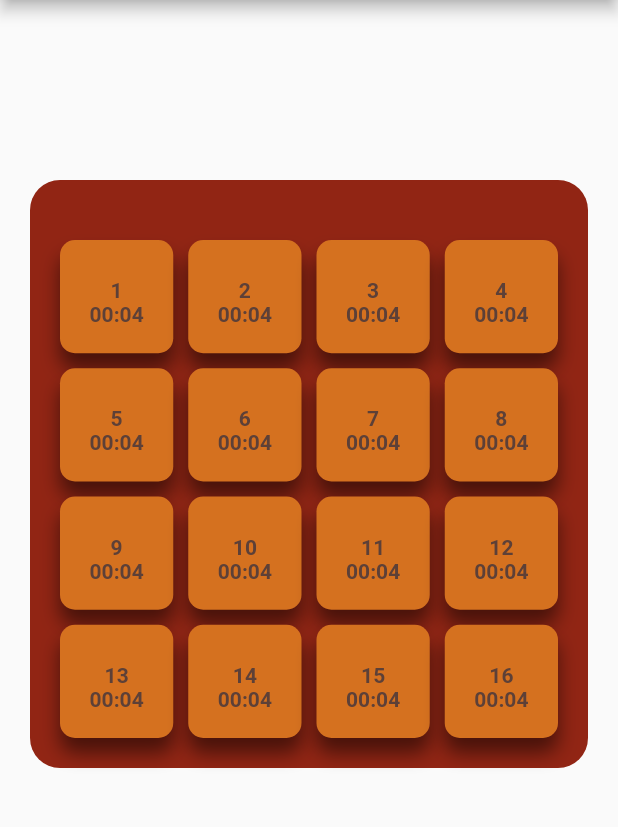
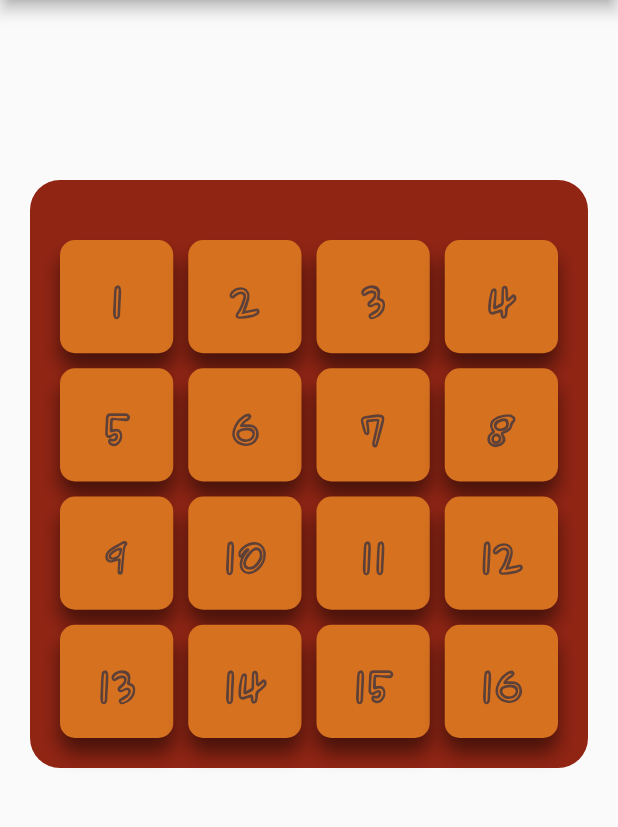
Before and after one commit to nehal076/flutter-puzzle-hack, a Flutter app: the WinTest screen opened directly, on a phone screen of 412 x 824 dp, the part 84-911 px from its top. Run offline on Flutter 3.47's test engine with Material 2 defaults, Android fonts, the phone set to English and light mode, and no system bars; our stand-ins replace audioplayers, bloc, flutter_bloc, flutter_staggered_animations, flutter_svg, gap and 3 more; accounts and stored records are empty.

Commit message:
Shizuru Font

```diff
--- a/lib/main.dart
+++ b/lib/main.dart
@@ -25,9 +25,7 @@ class _MyAppState extends State<MyApp> {
   Widget build(BuildContext context) {
     return MaterialApp(
       debugShowCheckedModeBanner: false,
-      theme: ThemeData(
-        primarySwatch: Colors.blue,
-      ),
+      theme: ThemeData(primarySwatch: Colors.blue),
       navigatorKey: navigatorKey,
       onGenerateRoute: router.generateRoute,
     );
--- a/lib/utils/popup/levels/widgets/level_tile.dart
+++ b/lib/utils/popup/levels/widgets/level_tile.dart
@@ -1,7 +1,6 @@
 import 'package:flutter/foundation.dart';
 import 'package:flutter/material.dart';
 import 'package:roll_the_ball/utils/screens.dart';
-import 'package:velocity_x/velocity_x.dart';
 
 class LevelTile extends StatelessWidget {
   final String level;
@@ -37,21 +36,16 @@ class LevelTile extends StatelessWidget {
         child: Column(
           mainAxisAlignment: MainAxisAlignment.center,
           children: [
-            const HeightBox(8),
             Text(
               level,
               style: TextStyle(
                 color: Colors.brown[700],
                 fontWeight: FontWeight.w700,
+                fontSize: 28,
+                fontFamily: 'Shizuru',
               ),
             ),
-            Text(
-              "00:04",
-              style: TextStyle(
-                color: Colors.brown[700],
-                fontWeight: FontWeight.w700,
-              ),
-            ),
+            // Icon(Icons.lock, color: Colors.brown[700])
           ],
         ),
       ),
--- a/pubspec.yaml
+++ b/pubspec.yaml
@@ -33,3 +33,7 @@ flutter:
     - assets/images/
     - assets/images/tiles/
     - assets/images/buttons/
+  fonts:
+    - family: Shizuru
+      fonts:
+        - asset: fonts/Shizuru/Shizuru-Regular.ttf
```
Also changed, not shown: fonts/Shizuru/Shizuru-Regular.ttf (added).
